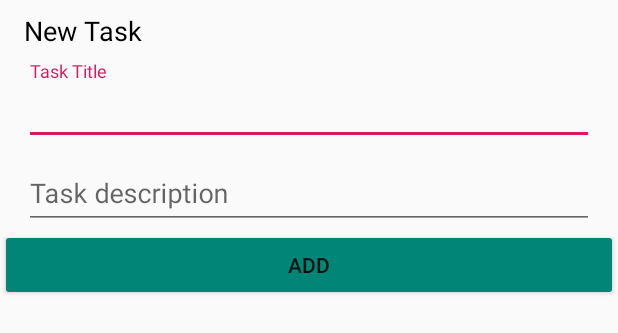
After one commit to shayan4shayan/android-toturial-sample, an Android app: the layout dialog_new_task.xml on its own in the app's theme, with its tools: preview values and no code run, on a phone screen of 412 x 824 dp. The commit adds this screen. Shown: the top 333 px of the screen. Run offline under Robolectric (Android 15) with nearby library versions, the phone set to English and light mode, and no system bars.

Commit message:
add and edit dialogs added to project

```diff
--- /dev/null
+++ b/app/src/main/java/ir/shayan/taskmanager/dialogs/EditTaskDialog.kt
@@ -0,0 +1,14 @@
+package ir.shayan.taskmanager.dialogs
+
+import android.content.Context
+import ir.shayan.taskmanager.R
+import kotlinx.android.synthetic.main.dialog_new_task.*
+
+class EditTaskDialog (context: Context,callback : (String,String) -> (Unit)) :
+        NewTaskDialog(context,callback){
+    override fun show() {
+        super.show()
+        title.text = context.getString(R.string.title_edit_task)
+        btn_add.text = context.getString(R.string.edit)
+    }
+}
--- /dev/null
+++ b/app/src/main/java/ir/shayan/taskmanager/dialogs/NewTaskDialog.kt
@@ -0,0 +1,29 @@
+package ir.shayan.taskmanager.dialogs
+
+import android.app.AlertDialog
+import android.content.Context
+import ir.shayan.taskmanager.R
+import android.view.WindowManager
+import kotlinx.android.synthetic.main.dialog_new_task.*
+import kotlinx.android.synthetic.main.list_item.*
+
+
+open class NewTaskDialog(context: Context, val callback : (String, String)->Unit) : AlertDialog(context){
+    override fun show() {
+        super.show()
+        setContentView(R.layout.dialog_new_task)
+        window?.clearFlags(WindowManager.LayoutParams.FLAG_NOT_FOCUSABLE or WindowManager.LayoutParams.FLAG_ALT_FOCUSABLE_IM)
+        btn_add.setOnClickListener {
+            val title = text_title.text.toString()
+            val description = text_description.text.toString()
+            if (isValid(title,description)){
+                callback(title,description)
+            } else {
+                layout_task_title.error = context.getString(R.string.error_field_empty)
+                layout_task_description.error = context.getString(R.string.error_field_empty)
+            }
+        }
+    }
+
+    private fun isValid(title: String, description: String) = title.isNotEmpty() and description.isNotEmpty()
+}
--- /dev/null
+++ b/app/src/main/res/layout/dialog_new_task.xml
@@ -0,0 +1,61 @@
+<?xml version="1.0" encoding="utf-8"?>
+<LinearLayout xmlns:android="http://schemas.android.com/apk/res/android"
+    android:layout_width="match_parent"
+    android:layout_height="wrap_content"
+    android:orientation="vertical">
+
+    <TextView
+        android:id="@+id/title"
+        android:layout_width="match_parent"
+        android:layout_height="wrap_content"
+        android:paddingStart="16dp"
+        android:paddingTop="8dp"
+        android:paddingEnd="18dp"
+        android:paddingBottom="8dp"
+        android:text="@string/title_new_task"
+        android:textColor="@color/colorBlack"
+        android:textSize="18sp" />
+
+    <com.google.android.material.textfield.TextInputLayout
+        android:id="@+id/layout_task_title"
+        android:layout_width="match_parent"
+        android:layout_height="wrap_content"
+        android:paddingStart="16dp"
+        android:paddingEnd="16dp">
+
+        <com.google.android.material.textfield.TextInputEditText
+            android:id="@+id/task_title"
+            android:layout_width="match_parent"
+            android:layout_height="wrap_content"
+            android:hint="@string/task_title"
+            android:imeOptions="actionNext"
+            android:inputType="text" />
+    </com.google.android.material.textfield.TextInputLayout>
+
+    <com.google.android.material.textfield.TextInputLayout
+        android:id="@+id/layout_task_description"
+        android:layout_width="match_parent"
+        android:layout_height="wrap_content"
+        android:paddingStart="16dp"
+        android:paddingEnd="16dp">
+
+        <com.google.android.material.textfield.TextInputEditText
+            android:id="@+id/task_description"
+            android:layout_width="match_parent"
+            android:layout_height="wrap_content"
+            android:hint="@string/hint_task_description"
+            android:imeOptions="actionDone"
+            android:inputType="text" />
+    </com.google.android.material.textfield.TextInputLayout>
+
+    <Button
+        android:id="@+id/btn_add"
+        android:layout_width="match_parent"
+        android:layout_height="wrap_content"
+        android:backgroundTint="@color/colorPrimary"
+        android:paddingStart="16dp"
+        android:paddingTop="8dp"
+        android:paddingEnd="16dp"
+        android:paddingBottom="8dp"
+        android:text="@string/add" />
+</LinearLayout>
--- a/app/src/main/res/values/strings.xml
+++ b/app/src/main/res/values/strings.xml
@@ -9,5 +9,12 @@
     <string name="error_password">Password length must be 8 characters</string>
     <string name="guest">Guest</string>
     <string name="test_icon">test icon</string>
+    <string name="title_new_task">New Task</string>
+    <string name="task_title">Task Title</string>
+    <string name="hint_task_description">Task description</string>
+    <string name="add">Add</string>
+    <string name="error_field_empty">This filed cannot be Empty</string>
+    <string name="title_edit_task">Edit Task</string>
+    <string name="edit">Edit</string>
 
 </resources>
```
